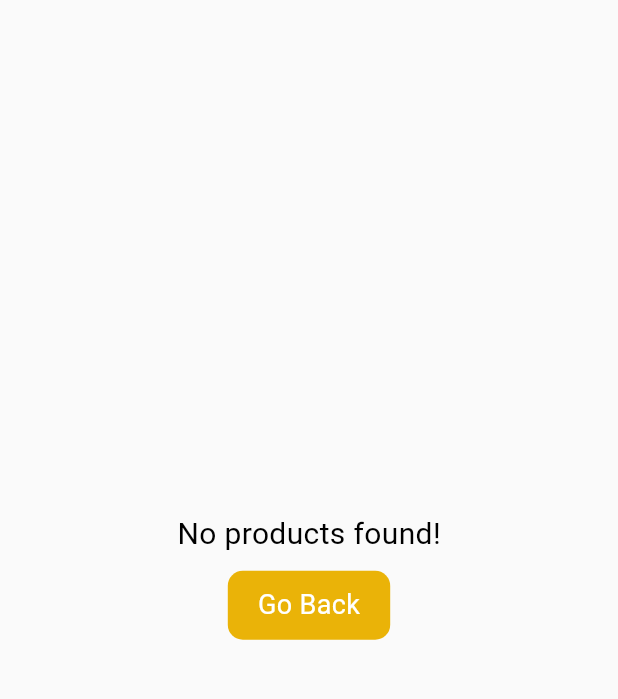
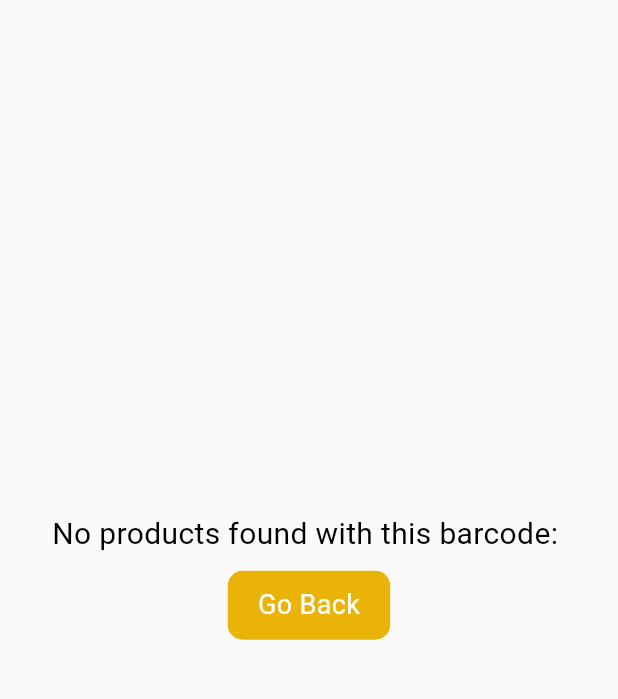
Before and after one commit to edusoftdevelopment/fzc_global_app, a Flutter app: the BarcodeScannerPage screen opened directly with empty values, on a phone screen of 412 x 824 dp, the part 84-783 px from its top. Run offline on Flutter 3.47's test engine with Material 3 defaults, Android fonts, the phone set to English and light mode, and no system bars; our stand-ins replace dropdown_search, flutter_secure_storage, fluttertoast; missing offline and left inert: flutter_datawedge, simple_barcode_scanner; accounts and stored records are empty; network calls fail.

Commit message:
changed barcode workinh

```diff
--- a/lib/api/product_api.dart
+++ b/lib/api/product_api.dart
@@ -1,5 +1,6 @@
 import 'dart:convert';
 import 'package:fzc_global_app/models/product_model.dart';
+import 'package:fzc_global_app/utils/barcode_manager.dart';
 import 'package:fzc_global_app/utils/constants.dart';
 import 'package:http/http.dart' as http;
 
@@ -12,8 +13,13 @@ Future<List<ProductModel>> getProducts(
     String queryParams = "";
 
     if (barcode != "" && barcode != null) {
-      queryParams += "&Barcode=${barcode.trim()}";
+      var modifiedBarCode = BarcodeManager.parseBarcode(barcode);
+
+      if (modifiedBarCode != "" && modifiedBarCode != null) {
+        queryParams += "&Barcode=$modifiedBarCode";
       }
+    }
+
     if (customerId != "" && customerId != null) {
       queryParams += "&CustomerID=${customerId.trim()}";
     }
@@ -56,8 +62,11 @@ Future<APIResponse> addProduct(ProductModel product, String barCode,
     int updatedQuantity, String from) async {
   String apiUrl = '${APIConstants.baseUrl}/BarcodeAllotment/AddBoxAllotment';
 
-  String modifiedBarCode = barCode.trim().substring(0, 12);
+  var modifiedBarCode = BarcodeManager.parseBarcode(barCode);
 
+  if (modifiedBarCode == null) {
+    return APIResponse(error: "Invalid Barcode", success: false);
+  } else {
     Map<String, dynamic> jsonData =
         product.toJson(modifiedBarCode, updatedQuantity, from);
 
@@ -82,3 +91,4 @@ Future<APIResponse> addProduct(ProductModel product, String barCode,
       throw Exception("Something went wrong...$e");
     }
   }
+}
--- a/lib/pages/barcode_scanner_page.dart
+++ b/lib/pages/barcode_scanner_page.dart
@@ -264,9 +264,9 @@ class _BarcodeScannerPageState extends State<BarcodeScannerPage> {
                       mainAxisAlignment: MainAxisAlignment.center,
                       crossAxisAlignment: CrossAxisAlignment.center,
                       children: [
-                        const Text(
-                          "No products found!",
-                          style: TextStyle(fontSize: 20),
+                        Text(
+                          "No products found with this barcode: $barcode",
+                          style: const TextStyle(fontSize: 20),
                         ),
                         const SizedBox(
                           height: 10,
@@ -297,9 +297,9 @@ class _BarcodeScannerPageState extends State<BarcodeScannerPage> {
                       mainAxisAlignment: MainAxisAlignment.center,
                       crossAxisAlignment: CrossAxisAlignment.center,
                       children: [
-                        const Text(
-                          "No products found!",
-                          style: TextStyle(fontSize: 20),
+                        Text(
+                          "No products found with this barcode: $barcode",
+                          style: const TextStyle(fontSize: 20),
                         ),
                         const SizedBox(
                           height: 10,
--- a/lib/utils/constants.dart
+++ b/lib/utils/constants.dart
@@ -14,8 +14,8 @@ class Constants {
 }
 
 class APIConstants {
-  // static const String baseUrl = 'https://apsze.world:487';
-  static const String baseUrl = 'http://192.168.7.7:467';
+  static const String baseUrl = 'https://apsze.world:487';
+  // static const String baseUrl = 'http://192.168.7.7:467';
 }
 
 class SecureStorageKeys {
```
Also changed, not shown: lib/utils/barcode_manager.dart (added, +19 -0 lines). Lines whose indentation alone changed are shown as unchanged.
